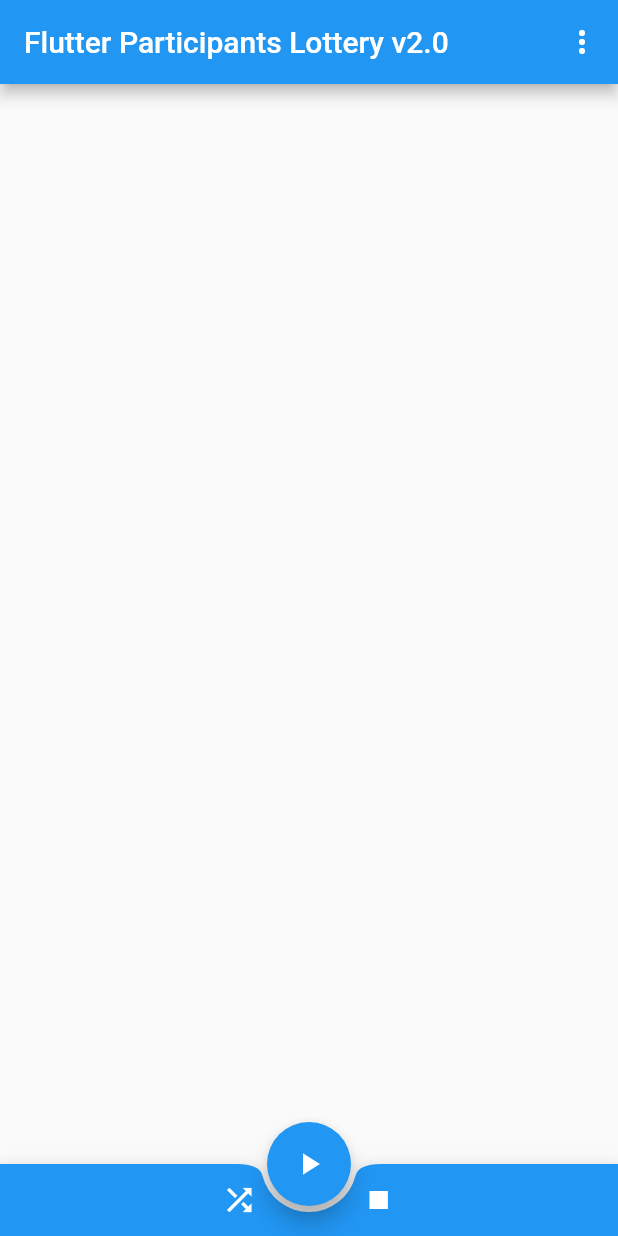
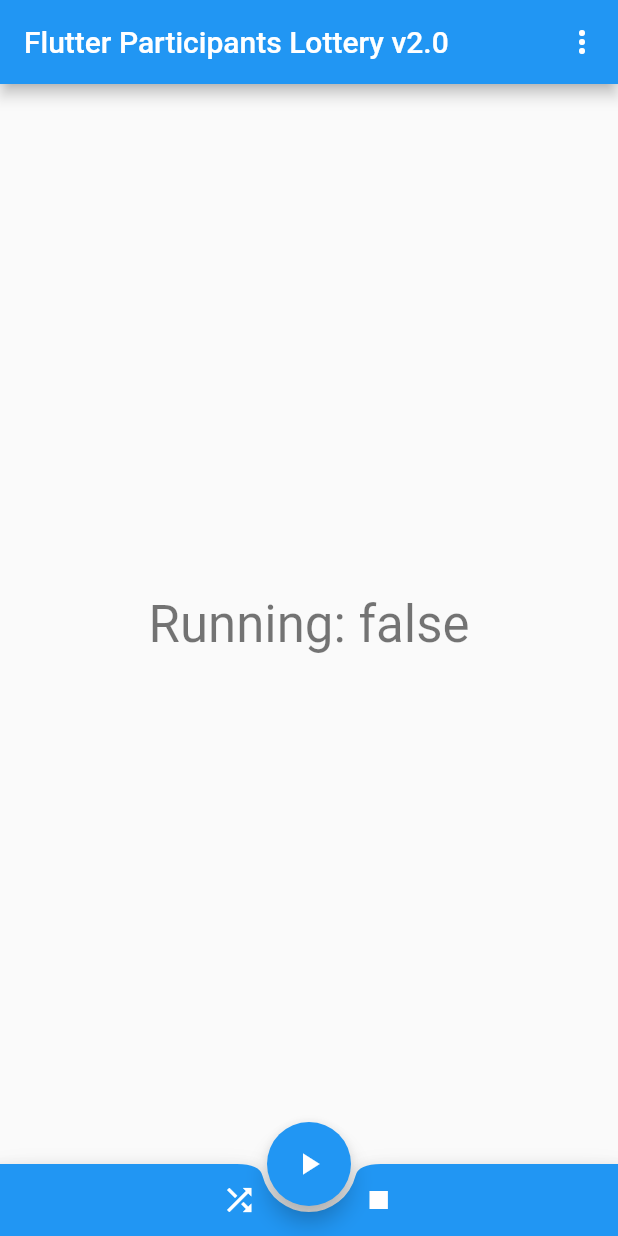
Before and after one commit to areee/fpl2_0, a Flutter app: the screen it shows after launch, on a phone screen of 412 x 824 dp. Run offline on Flutter 3.47's test engine with Material 2 defaults, Android fonts, the light colour scheme and no system bars.

Commit message:
Implement simple running state (bool) & use it with the play button

```diff
--- a/lib/homepage.dart
+++ b/lib/homepage.dart
@@ -12,6 +12,14 @@
 }
 
 class _HomePageState extends State<HomePage> {
+  bool _isRunning = false;
+
+  void _changeRunning() {
+    setState(() {
+      _isRunning = !_isRunning;
+    });
+  }
+
   @override
   Widget build(BuildContext context) {
     return Scaffold(
@@ -27,12 +35,22 @@
           ),
         ],
       ),
+      body: Center(
+        child: Column(
+          mainAxisAlignment: MainAxisAlignment.center,
+          children: [
+            Text(
+              'Running: $_isRunning',
+              style: Theme.of(context).textTheme.headline4,
+            ),
+          ],
+        ),
+      ),
       floatingActionButton: FloatingActionButton(
-        child: const Icon(Icons.play_arrow),
-        onPressed: () {
-          print('Start clicked');
-        },
-        tooltip: 'Start',
+        child:
+            _isRunning ? const Icon(Icons.pause) : const Icon(Icons.play_arrow),
+        onPressed: _changeRunning,
+        tooltip: _isRunning ? 'Pause' : 'Start',
       ),
       floatingActionButtonLocation: FloatingActionButtonLocation.centerDocked,
       bottomNavigationBar: const CustomBottomAppBar(),
```
